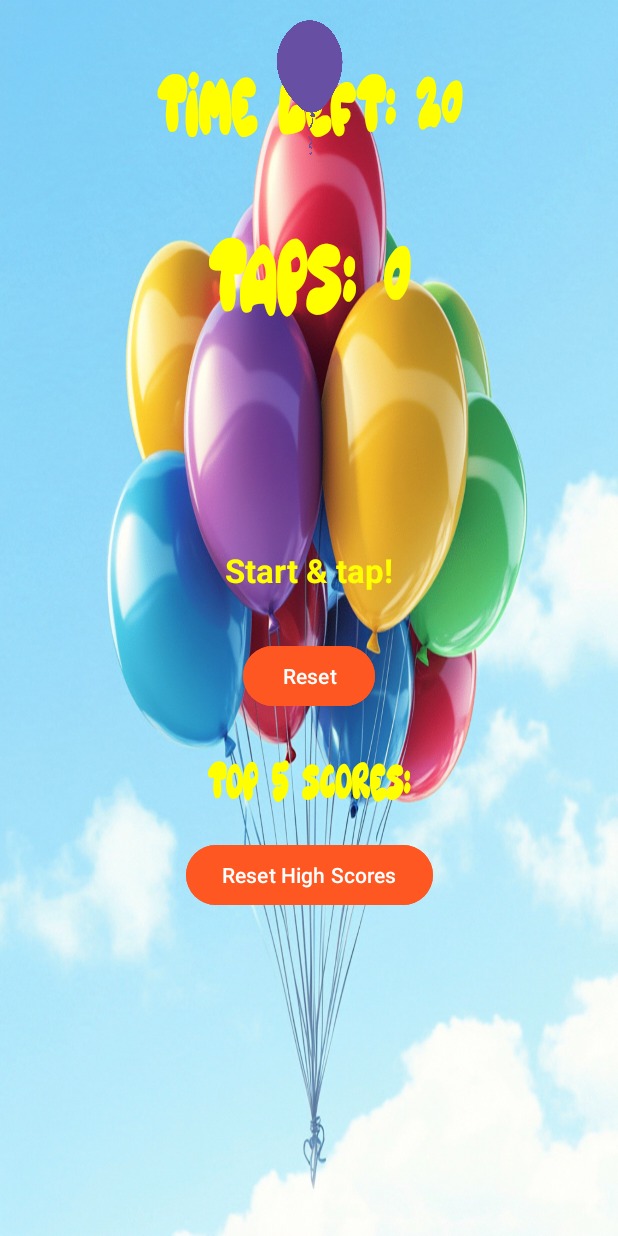
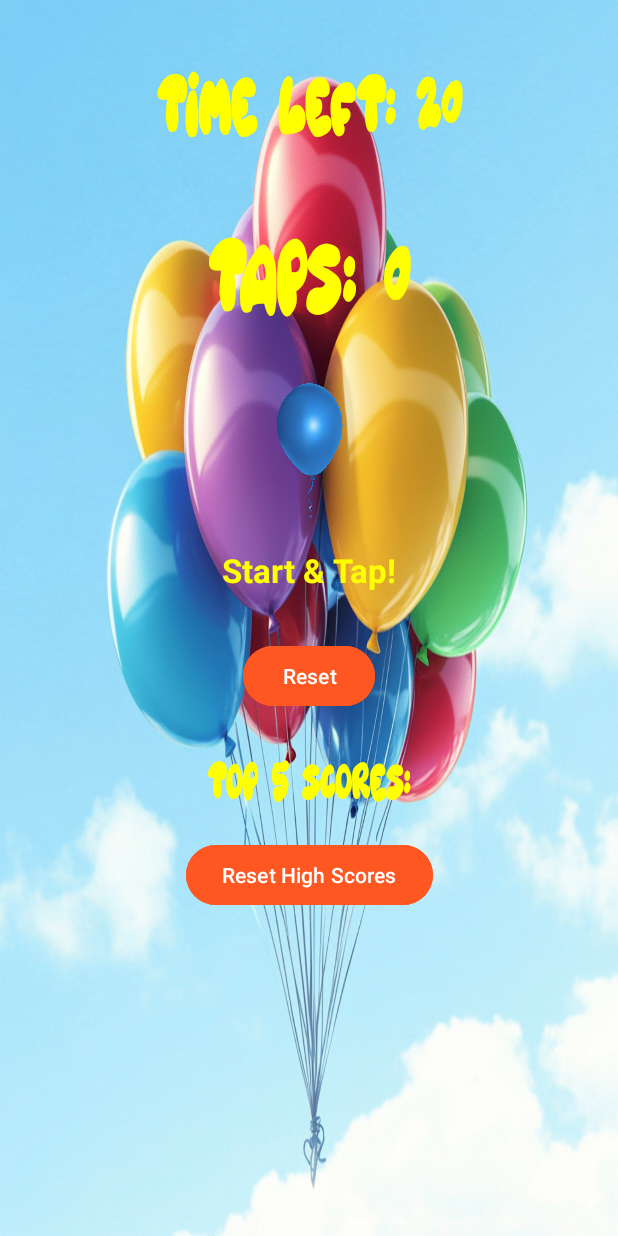
Before and after one commit to rabbitrunout/TapCounter2025, an Android app: the screen it shows after launch (MainActivity), on a phone screen of 412 x 824 dp. Run offline under Robolectric (Android 15) with nearby library versions, the phone set to English and light mode, and no system bars.

Commit message:
Added High Scores Functions

```diff
--- a/app/src/main/res/layout/activity_main.xml
+++ b/app/src/main/res/layout/activity_main.xml
@@ -1,6 +1,5 @@
 <?xml version="1.0" encoding="utf-8"?>
-<androidx.constraintlayout.widget.ConstraintLayout
-    xmlns:android="http://schemas.android.com/apk/res/android"
+<androidx.constraintlayout.widget.ConstraintLayout xmlns:android="http://schemas.android.com/apk/res/android"
     xmlns:app="http://schemas.android.com/apk/res-auto"
     xmlns:tools="http://schemas.android.com/tools"
     android:id="@+id/main"
@@ -10,7 +9,6 @@
     android:paddingTop="24dp"
     tools:context=".MainActivity">
 
-    <!-- First text -->
     <TextView
         android:id="@+id/timerText"
         android:layout_width="wrap_content"
@@ -26,7 +24,6 @@
         app:layout_constraintStart_toStartOf="parent"
         app:layout_constraintTop_toTopOf="parent" />
 
-    <!-- Second text -->
     <TextView
         android:id="@+id/countText"
         android:layout_width="wrap_content"
@@ -42,7 +39,6 @@
         app:layout_constraintStart_toStartOf="parent"
         app:layout_constraintTop_toBottomOf="@id/timerText" />
 
-    <!--  text -->
     <TextView
         android:id="@+id/textView"
         android:layout_width="wrap_content"
@@ -58,7 +54,6 @@
         app:layout_constraintTop_toBottomOf="@id/countText"
         app:layout_constraintHorizontal_bias="0.5" />
 
-
     <Button
         android:id="@+id/resetButton"
         android:layout_width="wrap_content"
@@ -66,9 +61,9 @@
         android:layout_marginTop="16dp"
         android:backgroundTint="#FF5722"
         android:text="@string/reset"
+        app:layout_constraintEnd_toEndOf="parent"
         app:layout_constraintStart_toStartOf="parent"
-            app:layout_constraintEnd_toEndOf="parent"
-            app:layout_constraintTop_toBottomOf="@id/textView"/>
+        app:layout_constraintTop_toBottomOf="@id/textView" />
 
     <TextView
         android:id="@+id/topScoresText"
@@ -84,8 +79,7 @@
         app:layout_constraintEnd_toEndOf="parent"
         app:layout_constraintStart_toStartOf="parent"
         app:layout_constraintTop_toBottomOf="@id/resetButton"
-        app:layout_constraintHorizontal_bias="0.5"/>
-
+        app:layout_constraintHorizontal_bias="0.5" />
 
     <Button
         android:id="@+id/resetHighScoresButton"
@@ -94,19 +88,19 @@
         android:layout_marginTop="8dp"
         android:backgroundTint="#FF5722"
         android:text="@string/reset_high_scores"
+        app:layout_constraintEnd_toEndOf="parent"
         app:layout_constraintStart_toStartOf="parent"
-        app:layout_constraintEnd_toEndOf="parent"
-        app:layout_constraintTop_toBottomOf="@id/topScoresText"/>
+        app:layout_constraintTop_toBottomOf="@id/topScoresText" />
 
-    <Button
+    <ImageButton
         android:id="@+id/tapButton"
         android:layout_width="60dp"
         android:layout_height="100dp"
-        android:layout_marginTop="8dp"
+        android:layout_marginTop="250dp"
         android:background="@drawable/baloon_button"
         android:contentDescription="@string/tap_button"
+        app:layout_constraintEnd_toEndOf="parent"
         app:layout_constraintStart_toStartOf="parent"
-        app:layout_constraintEnd_toEndOf="parent"
-        app:layout_constraintTop_toTopOf="parent"/>
+        app:layout_constraintTop_toTopOf="parent" />
 
 </androidx.constraintlayout.widget.ConstraintLayout>
--- a/app/src/main/res/values/strings.xml
+++ b/app/src/main/res/values/strings.xml
@@ -1,16 +1,14 @@
 <resources>
     <string name="app_name">TapCounter2025</string>
-    <string name="start_amp_tap">
-        <![CDATA[Start & tap!]]>
-    </string>
+    <string name="start_amp_tap"><![CDATA[Start & Tap!]]></string>
     <string name="reset">Reset</string>
-    <string name="taps_0">Taps: 0 </string>
-    <string name="time_left_20">Time Left: 20 </string>
-    <string name="top_5_scores">Top 5 scores: </string>
-    <string name="time_left">Time Left: %1$d seconds </string>
-    <string name="time_up">Time\'s Up!  </string>
-    <string name="taps">Taps: %1$d </string>
-    <string name="tap_button">Tap Button </string>
+    <string name="taps_0">Taps: 0</string>
+    <string name="time_left_20">Time Left: 20</string>
+    <string name="top_5_scores">Top 5 Scores:</string>
+    <string name="time_left">Time left: %1$d seconds</string>
+    <string name="times_up">Time\'s Up!</string>
+    <string name="taps">Taps: %1$d</string>
+    <string name="tap_button">Tap Button</string>
     <string name="reset_high_scores">Reset High Scores</string>
-    <string name="high_scores_cleared">High Scores Reset! </string>
+    <string name="high_scores_cleared">High Scores Reset!</string>
 </resources>
```
Also changed, not shown: app/src/main/java/com/example/tapcounter2025/MainActivity.kt (+51 -2 lines). Lines whose indentation alone changed are shown as unchanged.
